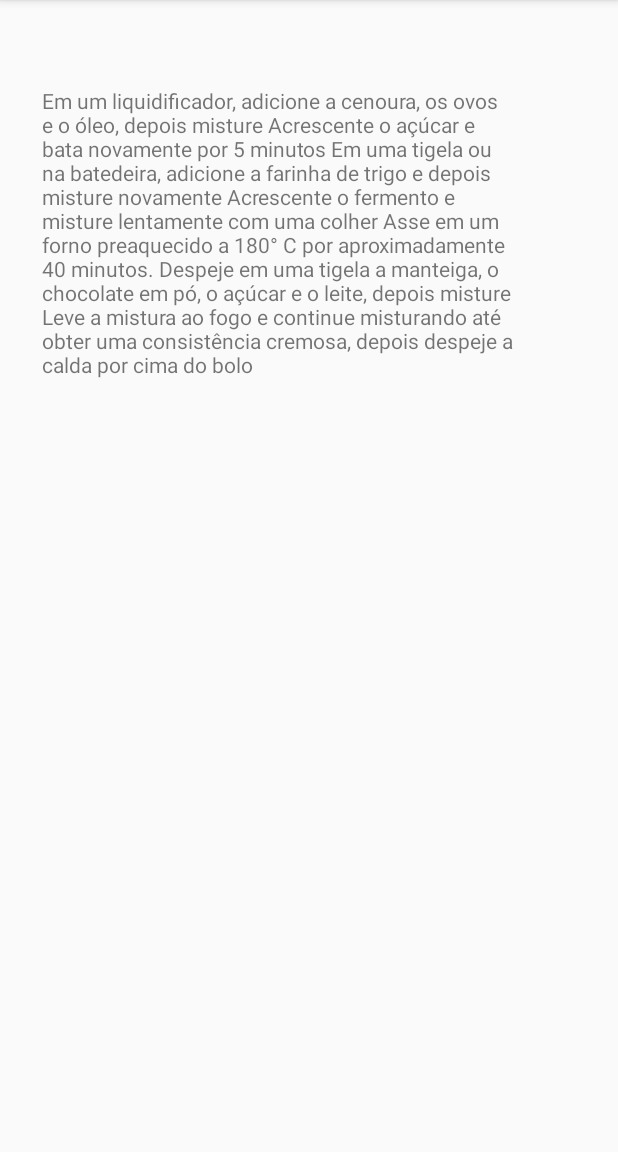
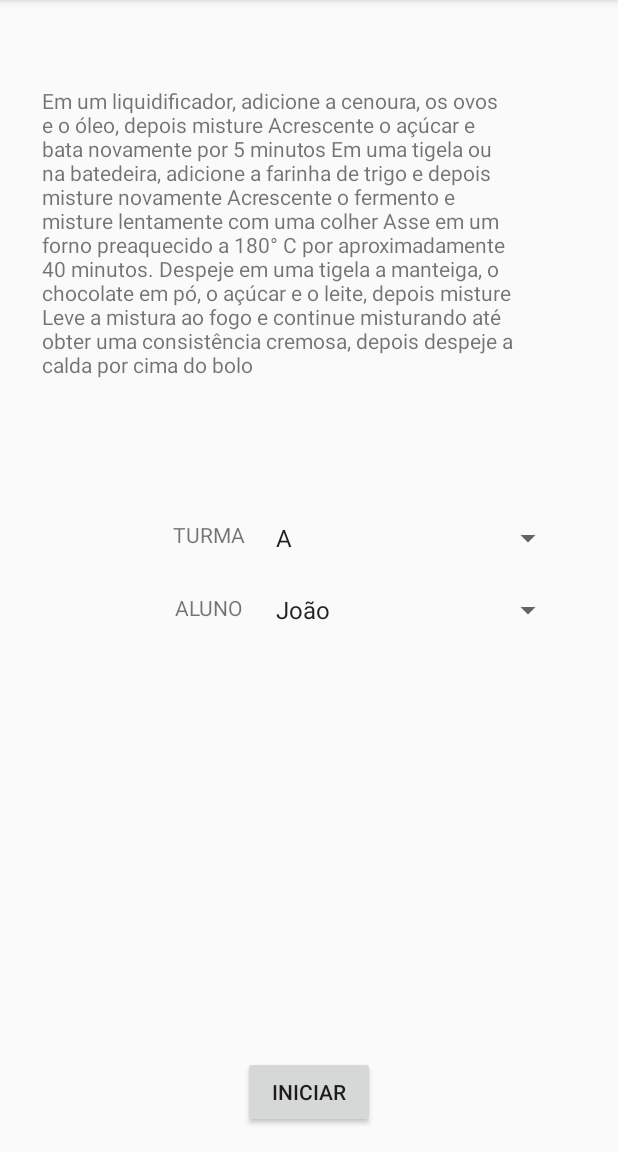
Before and after one commit to marianacavichioli/Projeto2, an Android app: the screen it shows after launch (Ajuda), on a phone screen of 412 x 824 dp, the part 84-1236 px from its top. Run offline under Robolectric (Android 15) with nearby library versions, the phone set to English and light mode, and no system bars.

Commit message:
[backolg-5] Não sei se esse era o que eu deveria fazer pq n ta marcado no trello, mas eu tentei dar uma ideia

```diff
--- a/app/build.gradle
+++ b/app/build.gradle
@@ -25,4 +25,5 @@ dependencies {
     testImplementation 'junit:junit:4.12'
     androidTestImplementation 'com.android.support.test:runner:1.0.2'
     androidTestImplementation 'com.android.support.test.espresso:espresso-core:3.0.2'
+    implementation 'com.android.support:recyclerview-v7:27.1.1'
 }
--- a/app/src/main/res/layout/activity_ajuda.xml
+++ b/app/src/main/res/layout/activity_ajuda.xml
@@ -2,13 +2,16 @@
 <android.support.constraint.ConstraintLayout xmlns:android="http://schemas.android.com/apk/res/android"
     xmlns:app="http://schemas.android.com/apk/res-auto"
     xmlns:tools="http://schemas.android.com/tools"
+    android:id="@+id/Selecione"
     android:layout_width="match_parent"
     android:layout_height="match_parent"
+    android:visibility="visible"
     tools:context=".Ajuda">
 
     <TextView
-        android:layout_width="326dp"
-        android:layout_height="374dp"
+        android:id="@+id/textView"
+        android:layout_width="333dp"
+        android:layout_height="201dp"
         android:layout_marginLeft="28dp"
         android:layout_marginStart="28dp"
         android:layout_marginTop="57dp"
@@ -16,4 +19,58 @@
         app:layout_constraintStart_toStartOf="parent"
         app:layout_constraintTop_toTopOf="parent" />
 
+    <Spinner
+        android:id="@+id/spinner"
+        android:layout_width="200dp"
+        android:layout_height="wrap_content"
+        android:layout_marginEnd="36dp"
+        android:layout_marginRight="36dp"
+        android:layout_marginTop="88dp"
+        android:entries="@array/turma"
+        app:layout_constraintEnd_toEndOf="parent"
+        app:layout_constraintTop_toBottomOf="@+id/textView" />
+
+    <Spinner
+        android:id="@+id/spinner2"
+        android:layout_width="200dp"
+        android:layout_height="wrap_content"
+        android:layout_marginEnd="36dp"
+        android:layout_marginRight="36dp"
+        android:layout_marginTop="24dp"
+        android:entries="@array/aluno"
+        app:layout_constraintEnd_toEndOf="parent"
+        app:layout_constraintTop_toBottomOf="@+id/spinner" />
+
+    <Button
+        android:id="@+id/button"
+        android:layout_width="wrap_content"
+        android:layout_height="wrap_content"
+        android:layout_marginBottom="16dp"
+        android:text="INICIAR"
+        app:layout_constraintBottom_toBottomOf="parent"
+        app:layout_constraintEnd_toEndOf="parent"
+        app:layout_constraintStart_toStartOf="parent" />
+
+    <TextView
+        android:id="@+id/textView2"
+        android:layout_width="wrap_content"
+        android:layout_height="wrap_content"
+        android:layout_marginEnd="12dp"
+        android:layout_marginRight="12dp"
+        android:layout_marginTop="88dp"
+        android:text="TURMA"
+        app:layout_constraintEnd_toStartOf="@+id/spinner"
+        app:layout_constraintTop_toBottomOf="@+id/textView" />
+
+    <TextView
+        android:id="@+id/textView3"
+        android:layout_width="wrap_content"
+        android:layout_height="wrap_content"
+        android:layout_marginEnd="14dp"
+        android:layout_marginRight="14dp"
+        android:layout_marginTop="29dp"
+        android:text="ALUNO"
+        app:layout_constraintEnd_toStartOf="@+id/spinner2"
+        app:layout_constraintTop_toBottomOf="@+id/textView2" />
+
 </android.support.constraint.ConstraintLayout>
--- a/app/src/main/res/values/strings.xml
+++ b/app/src/main/res/values/strings.xml
@@ -1,3 +1,13 @@
 <resources>
     <string name="app_name">Ajuda</string>
+
+    <string-array name="turma">
+        <item>A</item>
+        <item>B</item>
+    </string-array>
+
+    <string-array name="aluno">
+        <item>João</item>
+        <item>Juliana</item>
+    </string-array>
 </resources>
```
